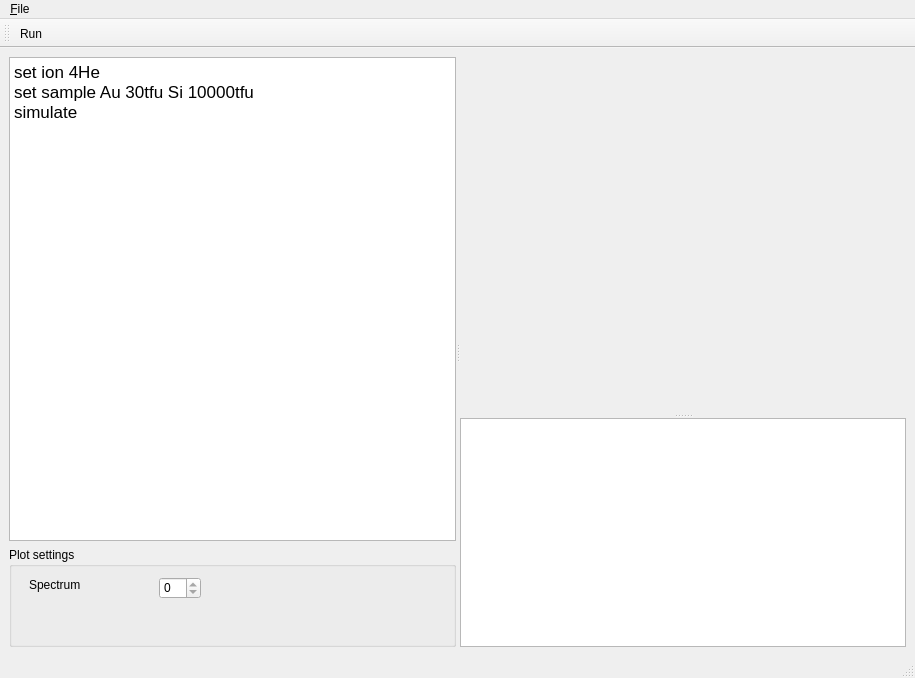
The window that qjabs/mainwindow.ui (JYU-IBA/jabs) describes before a commit, drawn with Qt 5.
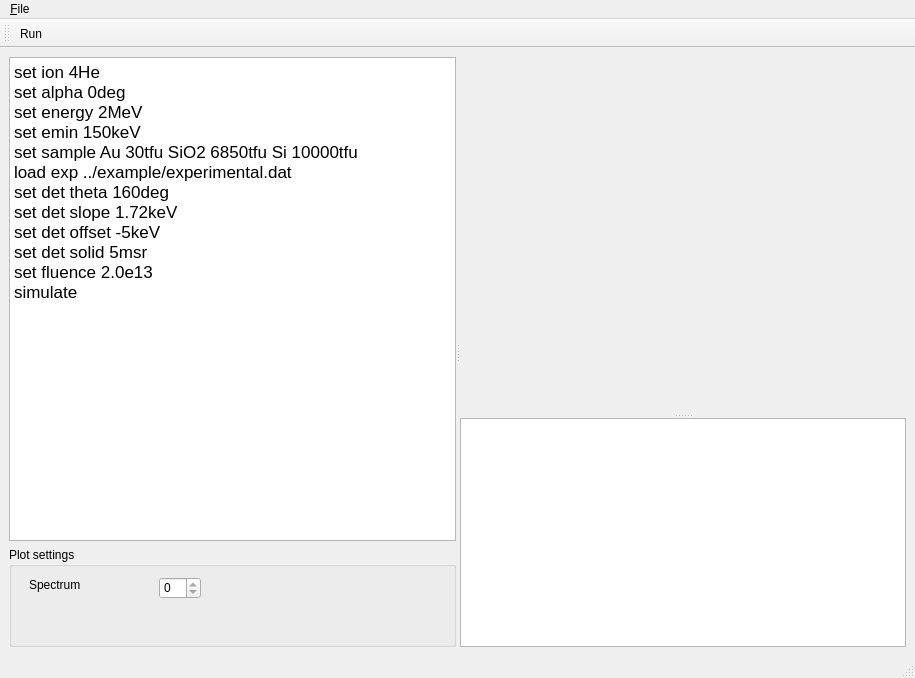
The same window after the commit. Custom widgets are drawn as their Qt base class.

Patch:
```diff
--- a/qjabs/mainwindow.ui
+++ b/qjabs/mainwindow.ui
@@ -36,7 +36,16 @@
 p, li { white-space: pre-wrap; }
 &lt;/style&gt;&lt;/head&gt;&lt;body style=&quot; font-family:'.AppleSystemUIFont'; font-size:13pt; font-weight:400; font-style:normal;&quot;&gt;
 &lt;p style=&quot; margin-top:0px; margin-bottom:0px; margin-left:0px; margin-right:0px; -qt-block-indent:0; text-indent:0px;&quot;&gt;set ion 4He&lt;/p&gt;
-&lt;p style=&quot; margin-top:0px; margin-bottom:0px; margin-left:0px; margin-right:0px; -qt-block-indent:0; text-indent:0px;&quot;&gt;set sample Au 30tfu Si 10000tfu&lt;/p&gt;
+&lt;p style=&quot; margin-top:0px; margin-bottom:0px; margin-left:0px; margin-right:0px; -qt-block-indent:0; text-indent:0px;&quot;&gt;set alpha 0deg&lt;/p&gt;
+&lt;p style=&quot; margin-top:0px; margin-bottom:0px; margin-left:0px; margin-right:0px; -qt-block-indent:0; text-indent:0px;&quot;&gt;set energy 2MeV&lt;/p&gt;
+&lt;p style=&quot; margin-top:0px; margin-bottom:0px; margin-left:0px; margin-right:0px; -qt-block-indent:0; text-indent:0px;&quot;&gt;set emin 150keV&lt;/p&gt;
+&lt;p style=&quot; margin-top:0px; margin-bottom:0px; margin-left:0px; margin-right:0px; -qt-block-indent:0; text-indent:0px;&quot;&gt;set sample Au 30tfu SiO2 6850tfu Si 10000tfu&lt;/p&gt;
+&lt;p style=&quot; margin-top:0px; margin-bottom:0px; margin-left:0px; margin-right:0px; -qt-block-indent:0; text-indent:0px;&quot;&gt;load exp ../example/experimental.dat&lt;/p&gt;
+&lt;p style=&quot; margin-top:0px; margin-bottom:0px; margin-left:0px; margin-right:0px; -qt-block-indent:0; text-indent:0px;&quot;&gt;set det theta 160deg&lt;/p&gt;
+&lt;p style=&quot; margin-top:0px; margin-bottom:0px; margin-left:0px; margin-right:0px; -qt-block-indent:0; text-indent:0px;&quot;&gt;set det slope 1.72keV&lt;/p&gt;
+&lt;p style=&quot; margin-top:0px; margin-bottom:0px; margin-left:0px; margin-right:0px; -qt-block-indent:0; text-indent:0px;&quot;&gt;set det offset -5keV&lt;/p&gt;
+&lt;p style=&quot; margin-top:0px; margin-bottom:0px; margin-left:0px; margin-right:0px; -qt-block-indent:0; text-indent:0px;&quot;&gt;set det solid 5msr&lt;/p&gt;
+&lt;p style=&quot; margin-top:0px; margin-bottom:0px; margin-left:0px; margin-right:0px; -qt-block-indent:0; text-indent:0px;&quot;&gt;set fluence 2.0e13&lt;/p&gt;
 &lt;p style=&quot; margin-top:0px; margin-bottom:0px; margin-left:0px; margin-right:0px; -qt-block-indent:0; text-indent:0px;&quot;&gt;simulate&lt;/p&gt;&lt;/body&gt;&lt;/html&gt;</string>
           </property>
          </widget>
```
Left out of the diff: 6 changed lines with no effect on the pictures.
